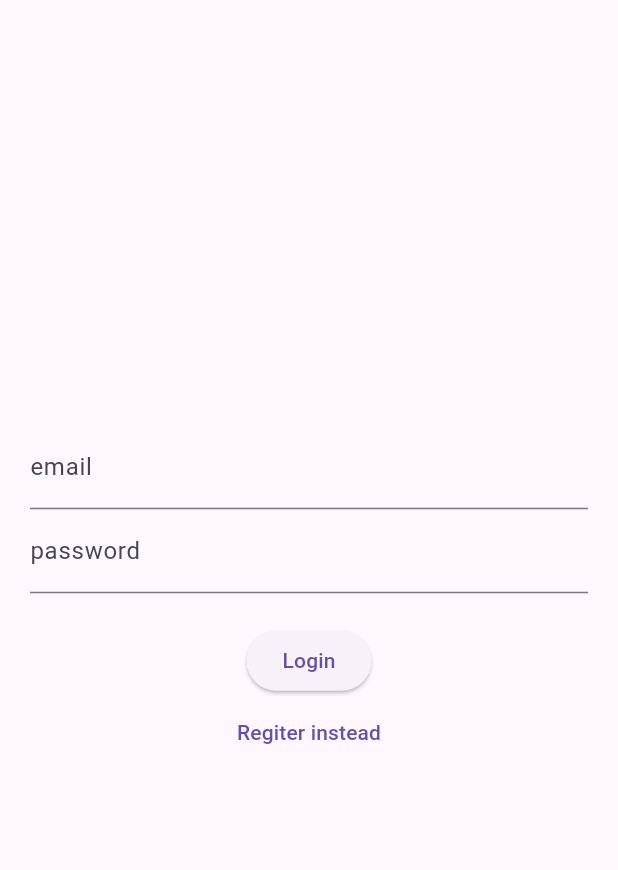
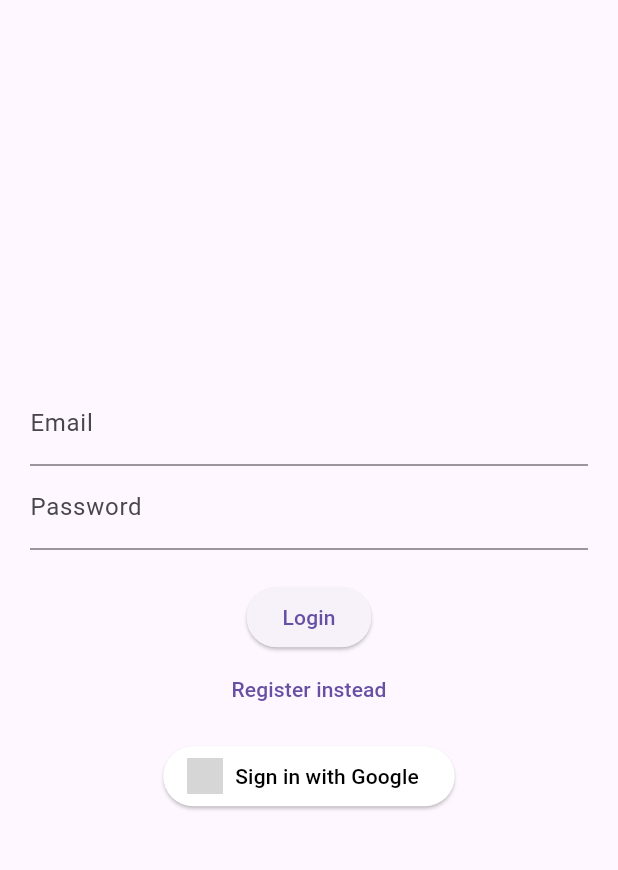
Before and after one commit to SagitMalka/StudyBuddy, a Flutter app: the screen it shows after launch, on a phone screen of 412 x 824 dp, the part 63-933 px from its top. Run offline on Flutter 3.47's test engine with Material 3 defaults, Android fonts, the phone set to English and light mode, and no system bars; our stand-ins replace cloud_firestore, firebase_auth, firebase_core, firebase_messaging, flutter_local_notifications, google_fonts and 2 more; missing offline and left inert: status_alert; accounts and stored records are empty; grey boxes are pictures that could not be loaded.

Commit message:
Update login_register_page.dart

```diff
--- a/lib/view/screens/login_register_page.dart
+++ b/lib/view/screens/login_register_page.dart
@@ -11,7 +11,7 @@ class LoginPage extends StatefulWidget {
 }
 
 class _LoginPageState extends State<LoginPage> {
-  String? errorMassage = '';
+  String? errorMessage = '';
   bool isLogin = true;
 
   final TextEditingController _controllerEmail = TextEditingController();
@@ -29,7 +29,7 @@ class _LoginPageState extends State<LoginPage> {
       }
     } on FirebaseAuthException catch (e) {
       setState(() {
-        errorMassage = e.message;
+        errorMessage = e.message;
       });
     }
   }
@@ -45,21 +45,32 @@ class _LoginPageState extends State<LoginPage> {
       }
     } on FirebaseAuthException catch (e) {
       setState(() {
-        errorMassage = e.message;
+        errorMessage = e.message;
       });
     }
 
     UserService().updateUserInfo(_controllerName.text, _controllerEmail.text);
   }
 
+  /// *פונקציה להתחברות עם Google*
+  Future<void> signInWithGoogle(BuildContext context) async {
+    try {
+      await Auth().signInWithGoogle();
+      if (context.mounted) {
+        Navigator.pushReplacementNamed(context, '/home');
+      }
+    } on FirebaseAuthException catch (e) {
+      setState(() {
+        errorMessage = e.message;
+      });
+    }
+  }
+
   Widget _title() {
     return const Text('Study Buddy');
   }
 
-  Widget _entryField(
-    String title,
-    TextEditingController controller,
-  ) {
+  Widget _entryField(String title, TextEditingController controller) {
     return TextField(
       controller: controller,
       decoration: InputDecoration(
@@ -69,7 +80,7 @@ class _LoginPageState extends State<LoginPage> {
   }
 
   Widget _errorMessage() {
-    return Text(errorMassage == '' ? '' : 'Humm ? $errorMassage');
+    return Text(errorMessage == '' ? '' : 'Oops! $errorMessage');
   }
 
   Widget _submitButton(BuildContext context) {
@@ -88,25 +99,25 @@ class _LoginPageState extends State<LoginPage> {
           isLogin = !isLogin;
         });
       },
-      child: Text(isLogin ? 'Regiter instead' : 'Login instead'),
+      child: Text(isLogin ? 'Register instead' : 'Login instead'),
     );
   }
-  /// **פתיחת חשבון עם Google**
+
+  /// *כפתור התחברות עם Google*
   Widget _googleSignInButton(BuildContext context) {
     return ElevatedButton.icon(
       onPressed: () => signInWithGoogle(context),
       icon: Image.asset(
         'assets/images/google_logo.png',
         height: 24,
-    ), // Image.asset
+      ),
       label: const Text("Sign in with Google"),
       style: ElevatedButton.styleFrom(
         backgroundColor: Colors.white,
         foregroundColor: Colors.black,
       ),
-  ); // ElevatedButton.icon
+    );
   }
-
 
   @override
   Widget build(BuildContext context) {
@@ -122,12 +133,14 @@ Widget _googleSignInButton(BuildContext context) {
           crossAxisAlignment: CrossAxisAlignment.center,
           mainAxisAlignment: MainAxisAlignment.center,
           children: <Widget>[
-            _entryField('email', _controllerEmail),
-            _entryField('password', _controllerPassword),
-            if (!isLogin) _entryField('name', _controllerName),
+            _entryField('Email', _controllerEmail),
+            _entryField('Password', _controllerPassword),
+            if (!isLogin) _entryField('Name', _controllerName),
             _errorMessage(),
             _submitButton(context),
             _loginOrRegisterButton(),
+            const SizedBox(height: 10),
+            _googleSignInButton(context),  // הוספת כפתור התחברות עם גוגל
           ],
         ),
       ),
```
Lines whose indentation alone changed are shown as unchanged.
